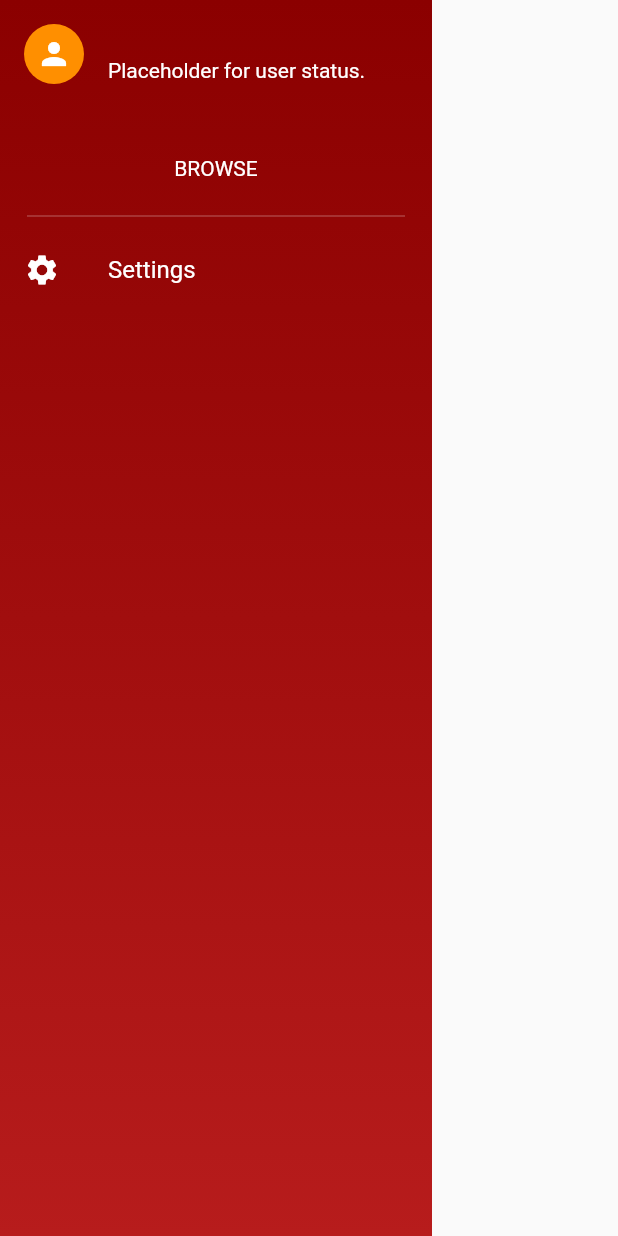
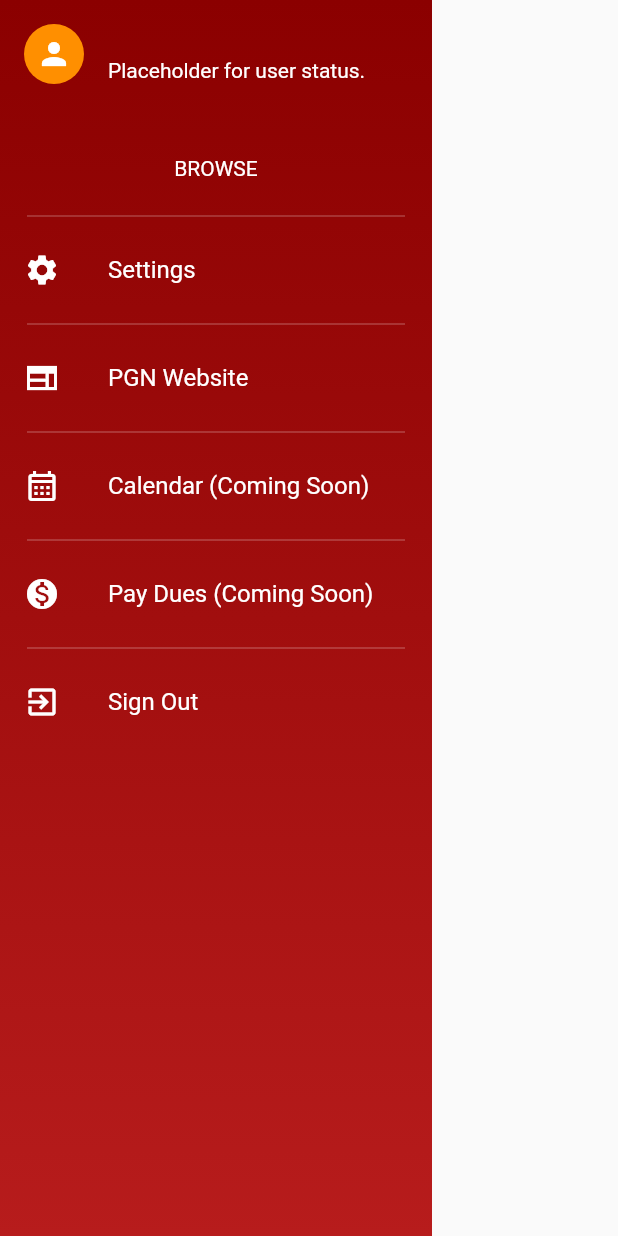
Before and after one commit to PGNTechChair/pgn_app, a Flutter app: the screen it shows once a user with an empty profile is signed in, on a phone screen of 412 x 824 dp. Run offline on Flutter 3.47's test engine with Material 2 defaults, Android fonts, the phone set to English and light mode, and no system bars; our stand-ins replace cloud_firestore, firebase_auth, firebase_core, flutter_spinkit, rive; accounts and stored records are empty.

Commit message:
Added remaining Options

```diff
--- a/lib/components/side_bar.dart
+++ b/lib/components/side_bar.dart
@@ -56,7 +56,26 @@ class SideBar extends StatelessWidget {
                             )
                         ),
                       ),
-                      SideMenuTile(),
+                      SideMenuTile(
+                        iconName: Icon(Icons.settings, color: Colors.white),
+                        sideMenuOption: "Settings",
+                      ),
+                      SideMenuTile(
+                        iconName: Icon(Icons.web_sharp, color: Colors.white),
+                        sideMenuOption: "PGN Website",
+                      ),
+                      SideMenuTile(
+                        iconName: Icon(Icons.calendar_month_outlined, color: Colors.white),
+                        sideMenuOption: "Calendar (Coming Soon)",
+                      ),
+                      SideMenuTile(
+                        iconName: Icon(Icons.monetization_on, color: Colors.white),
+                        sideMenuOption: "Pay Dues (Coming Soon)",
+                      ),
+                      SideMenuTile(
+                        iconName: Icon(Icons.exit_to_app, color: Colors.white),
+                        sideMenuOption: "Sign Out",
+                      ),
                     ],
                   ),
                 ),
--- a/lib/pages/signup.dart
+++ b/lib/pages/signup.dart
@@ -129,7 +129,6 @@ class _SignUpState extends State<SignUp> {
                             recognizer: TapGestureRecognizer()
                               ..onTap = () {
                                 widget.toggleView();
-                                // Navigator.pushNamed(context, '/login');
                               }
                           ),
                         ]
--- a/lib/services/side_menu_tile.dart
+++ b/lib/services/side_menu_tile.dart
@@ -2,7 +2,11 @@
 import 'package:flutter/material.dart';
 
 class SideMenuTile extends StatelessWidget {
-  const SideMenuTile({super.key});
+
+  final Icon iconName;
+  final String sideMenuOption;
+
+  const SideMenuTile({required this.iconName, required this.sideMenuOption});
 
   @override
   Widget build(BuildContext context) {
@@ -16,9 +20,9 @@ class SideMenuTile extends StatelessWidget {
           ),
         ),
         ListTile(
-            leading: Icon(Icons.settings, color: Colors.white),
+            leading: iconName,
             title: Text(
-                "Settings",
+                sideMenuOption,
                 style: TextStyle(color: Colors.white)
             )
         ),
```
